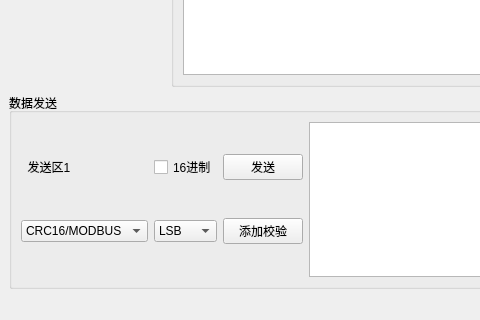
Old version of the form gui.ui in the repository TjfCCC123/ComMonitor; both pictures show x 0 to 480 and y 408 to 728 of the 1161 by 728 pixel window.
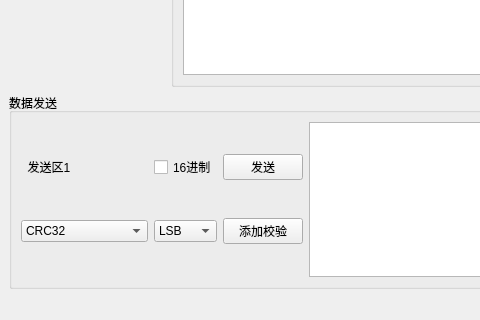
New version of the form.

The edit to the form file:
```diff
--- a/gui.ui
+++ b/gui.ui
@@ -392,6 +392,11 @@
              </item>
              <item row="1" column="0">
               <widget class="QComboBox" name="comboBox_check">
+               <item>
+                <property name="text">
+                 <string>CRC32</string>
+                </property>
+               </item>
                <item>
                 <property name="text">
                  <string>CRC16/MODBUS</string>
```
Left out of the diff: 5 changed lines with no effect on the pictures.
